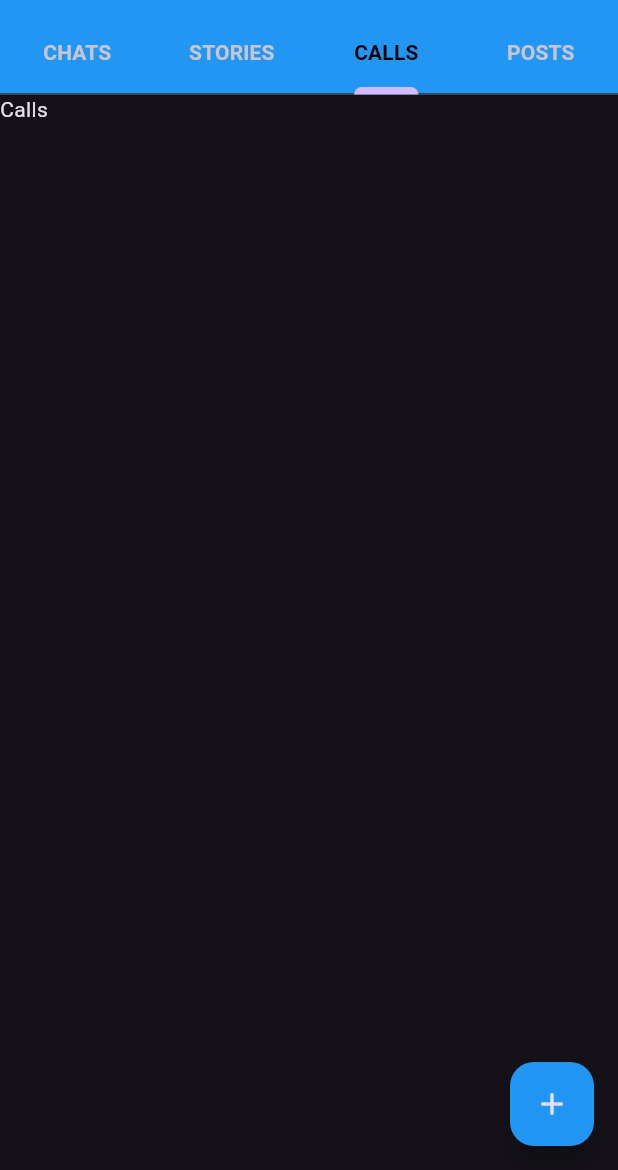
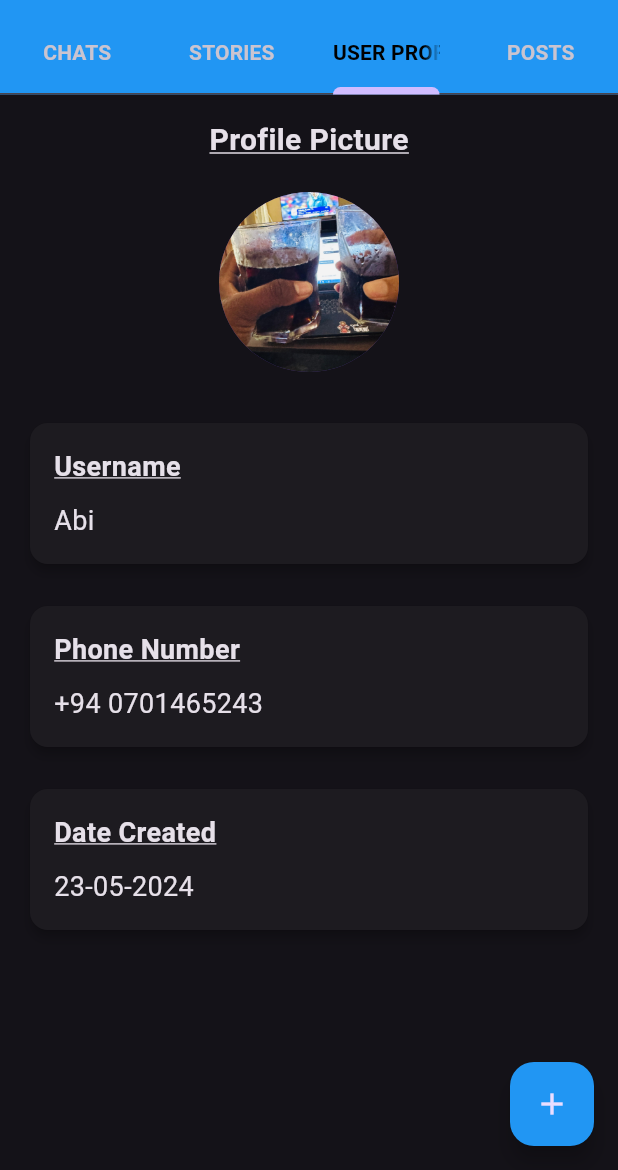
Before and after one commit to Abi27052000/LinkWave, a Flutter app: the MobileScreenLayout screen opened directly, tab 3 chosen, on a phone screen of 412 x 824 dp, the part 66-1236 px from its top. Run offline on Flutter 3.47's test engine with Material 3 defaults, Android fonts, the light colour scheme and no system bars; our stand-ins replace audioplayers, cached_network_image, cloud_firestore, country_picker, emoji_picker_flutter, firebase_auth and 6 more; missing offline and left inert: agora_uikit, cached_video_player, flutter_sound, giphy_picker; accounts and stored records are empty.

Commit message:
final push

```diff
--- a/lib/Screen/mobile_screen_layout.dart
+++ b/lib/Screen/mobile_screen_layout.dart
@@ -5,6 +5,7 @@ import 'package:flutter_riverpod/flutter_riverpod.dart';
 import 'package:linkwave/common/utills/utills.dart';
 import 'package:linkwave/features/auth/controller/auth_controller.dart';
 import 'package:linkwave/features/chat/widgets/contacts_list.dart';
+import 'package:linkwave/features/post/screens/post_screen.dart';
 import 'package:linkwave/features/select_contacts/screens/select_contacts_screen.dart';
 import 'package:linkwave/features/status/screens/confirm_status_screen.dart';
 import 'package:linkwave/features/status/screens/status_contact_screen.dart';
@@ -78,7 +79,7 @@ class _MobileScreenLayoutState extends ConsumerState<MobileScreenLayout>
                   text: 'STORIES',
                 ),
                 Tab(
-                  text: 'CALLS',
+                  text: 'USER PROFILE',
                 ),
                 Tab(
                   text: 'POSTS',
@@ -90,8 +91,123 @@ class _MobileScreenLayoutState extends ConsumerState<MobileScreenLayout>
           children: const [
             ContactsList(),
             StatusContactsScreen(),
-            Text("Calls"),
-            Text("Posts"),
+            Padding(
+              padding: EdgeInsets.all(16.0),
+              child: Column(
+                crossAxisAlignment: CrossAxisAlignment.stretch,
+                children: [
+                  Center(
+                    child: Column(
+                      children: [
+                        Text(
+                          "Profile Picture",
+                          style: TextStyle(
+                            fontSize: 20,
+                            fontWeight: FontWeight.bold,
+                            decoration: TextDecoration.underline,
+                          ),
+                        ),
+                        SizedBox(height: 20),
+                        CircleAvatar(
+                          radius: 60,
+                          backgroundImage: AssetImage("assets/abi.jpg"),
+                        ),
+                      ],
+                    ),
+                  ),
+                  SizedBox(height: 30),
+
+                  // Username Section
+                  Card(
+                    elevation: 3,
+                    child: Padding(
+                      padding: EdgeInsets.all(16.0),
+                      child: Column(
+                        crossAxisAlignment: CrossAxisAlignment.start,
+                        children: [
+                          Text(
+                            "Username",
+                            style: TextStyle(
+                              fontSize: 18,
+                              fontWeight: FontWeight.bold,
+                              decoration: TextDecoration.underline,
+                            ),
+                          ),
+                          SizedBox(height: 10),
+                          Text(
+                            "Abi",
+                            style: TextStyle(
+                              fontSize: 18,
+                            ),
+                          ),
+                        ],
+                      ),
+                    ),
+                  ),
+
+                  SizedBox(height: 20),
+
+                  // Phone Number Section
+                  Card(
+                    elevation: 3,
+                    child: Padding(
+                      padding: EdgeInsets.all(16.0),
+                      child: Column(
+                        crossAxisAlignment: CrossAxisAlignment.start,
+                        children: [
+                          Text(
+                            "Phone Number",
+                            style: TextStyle(
+                              fontSize: 18,
+                              fontWeight: FontWeight.bold,
+                              decoration: TextDecoration.underline,
+                            ),
+                          ),
+                          SizedBox(height: 10),
+                          Text(
+                            "+94 0701465243",
+                            style: TextStyle(
+                              fontSize: 18,
+                            ),
+                          ),
+                        ],
+                      ),
+                    ),
+                  ),
+
+                  SizedBox(height: 20),
+
+                  // Date Created Section
+                  Card(
+                    elevation: 3,
+                    child: Padding(
+                      padding: const EdgeInsets.all(16.0),
+                      child: Column(
+                        crossAxisAlignment: CrossAxisAlignment.start,
+                        children: [
+                          Text(
+                            "Date Created",
+                            style: TextStyle(
+                              fontSize: 18,
+                              fontWeight: FontWeight.bold,
+                              decoration: TextDecoration.underline,
+                            ),
+                          ),
+                          SizedBox(height: 10),
+                          Text(
+                            "23-05-2024",
+                            style: TextStyle(
+                              fontSize: 18,
+                            ),
+                          ),
+                        ],
+                      ),
+                    ),
+                  ),
+                ],
+              ),
+            ),
+            PostScreen(),
           ],
         ),
         floatingActionButton: FloatingActionButton(
--- a/lib/main.dart
+++ b/lib/main.dart
@@ -18,6 +18,7 @@ void main() async {
   await Firebase.initializeApp(
     options: DefaultFirebaseOptions.currentPlatform,
   );
+
   // await FirebaseAppCheck.instance.activate(
   //   androidProvider: AndroidProvider.debug,
   // );
--- a/pubspec.yaml
+++ b/pubspec.yaml
@@ -48,7 +48,6 @@ dependencies:
   cached_video_player: ^2.0.4
   emoji_picker_flutter: ^2.1.1
   giphy_picker: ^3.0.2
-  # firebase_app_check: ^0.2.2+7
   story_view: ^0.16.0
   flutter_sound: ^9.11.2
   path_provider: ^2.1.4
@@ -84,6 +83,8 @@ flutter:
     - assets/kk.png
     - assets/mm.jpg
     - assets/new.jpg
+    - assets/abi.jpg
+
   #   - images/a_dot_ham.jpeg
 
   # An image asset can refer to one or more resolution-specific "variants", see
```
Also changed, not shown: lib/common/utills/utills.dart (+14 -0 lines), lib/config/agora_config.dart (+1 -1 lines), lib/features/call/screens/call_screen.dart (+2 -2 lines), lib/features/post/controller/post_controller.dart (added, +48 -0 lines), lib/features/post/repositary/post_repositary.dart (added, +104 -0 lines), lib/features/post/screens/post_screen.dart (added, +77 -0 lines), lib/features/post/screens/upload_post_screen.dart (added, +75 -0 lines), lib/models/posting.dart (added, +92 -0 lines), assets/abi.jpg (added), lib/features/status/controller/status_controller.dart (line endings or trailing spaces), lib/features/status/screens/status_screen.dart (line endings or trailing spaces).
